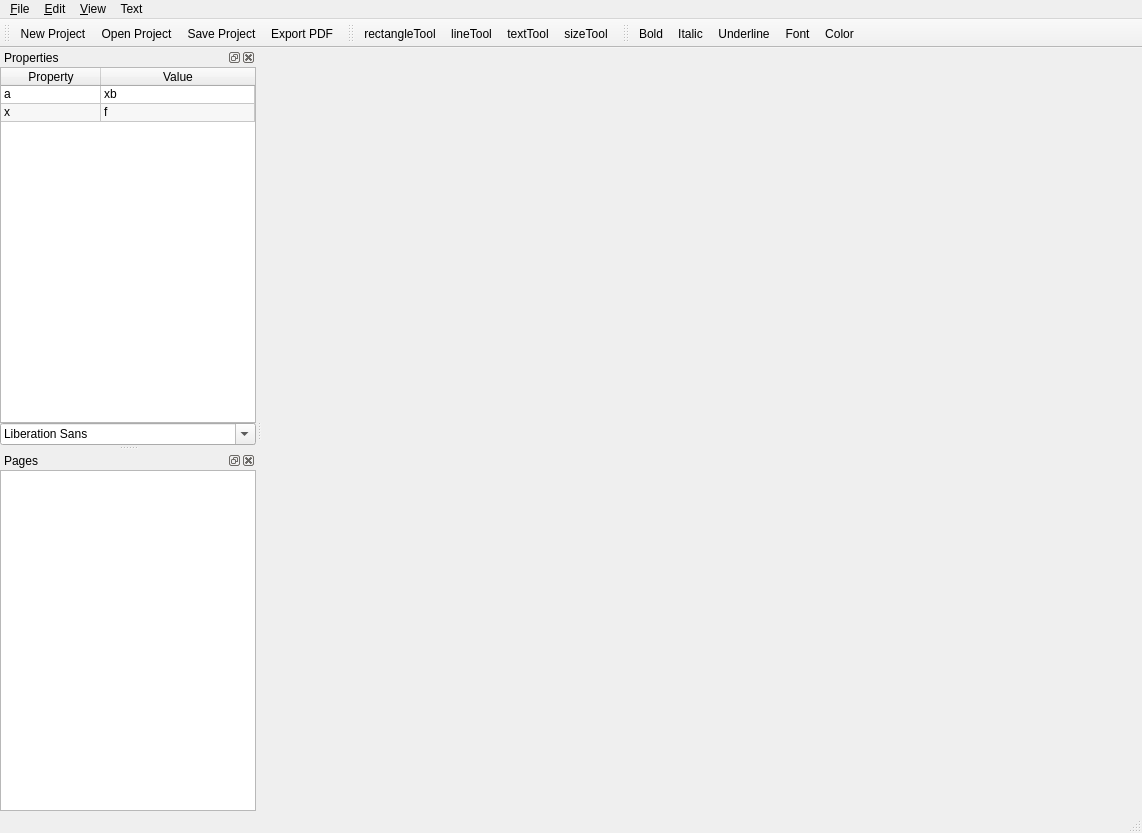
First picture: the form in main.ui, repository antialize/pdfannotater, before the edit.
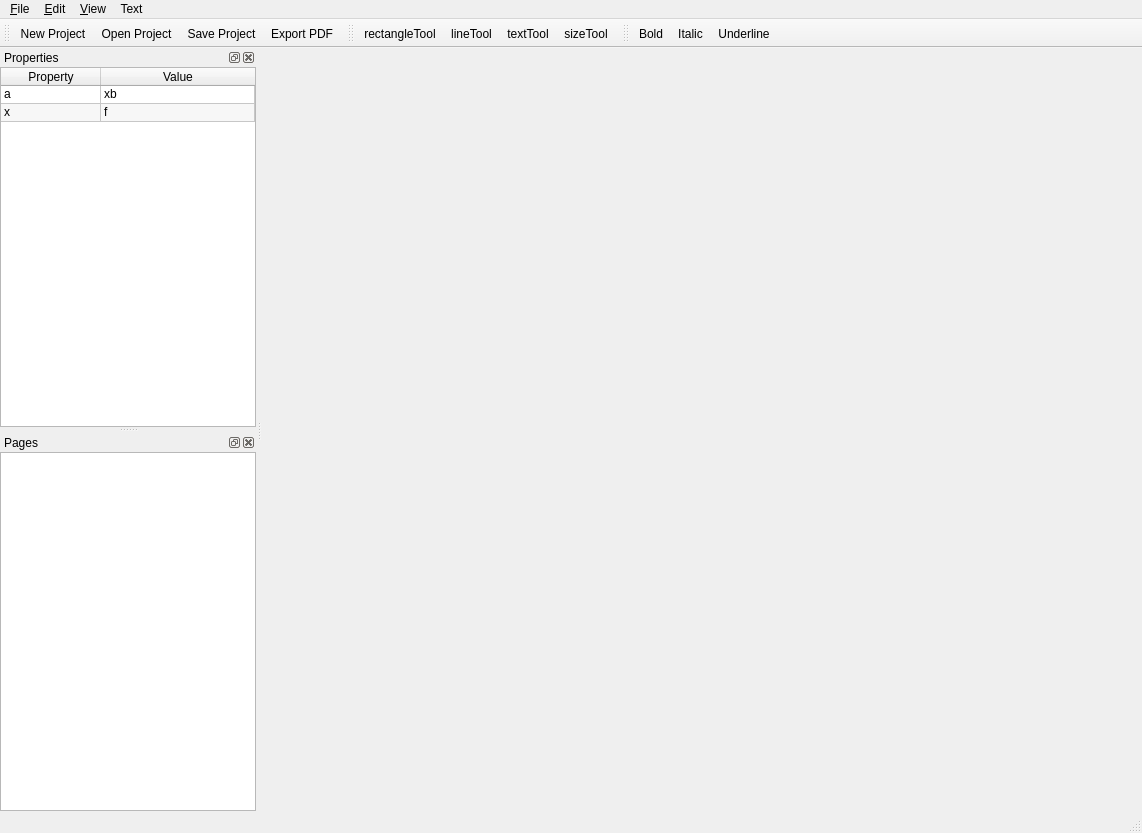
Second picture: the form after the edit. Icons and pictures are not drawn.

Patch:
```diff
--- a/main.ui
+++ b/main.ui
@@ -203,9 +203,6 @@
        </item>
       </widget>
      </item>
-     <item>
-      <widget class="QFontComboBox" name="fontComboBox_2"/>
-     </item>
     </layout>
    </widget>
   </widget>
@@ -283,8 +280,6 @@
    <addaction name="actionBold"/>
    <addaction name="actionItalic"/>
    <addaction name="actionUnderline"/>
-   <addaction name="actionFont"/>
-   <addaction name="actionColor"/>
   </widget>
   <action name="actionNewProject">
    <property name="icon">
```
Left out of the diff: 2 changed lines with no effect on the pictures.
